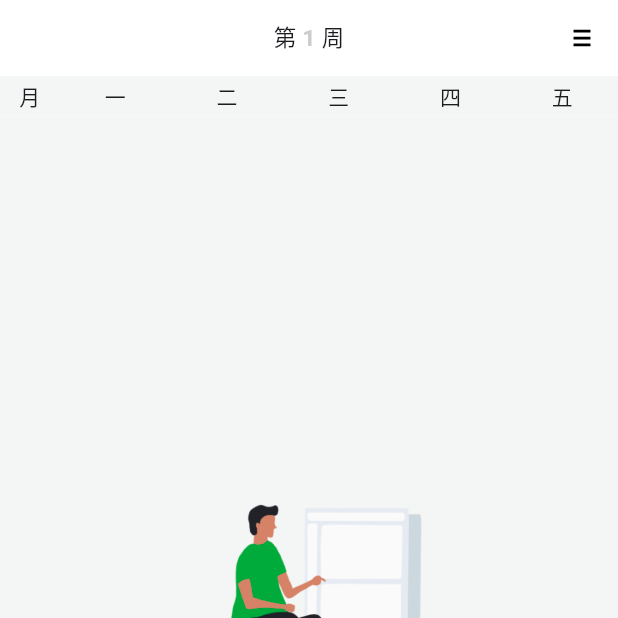
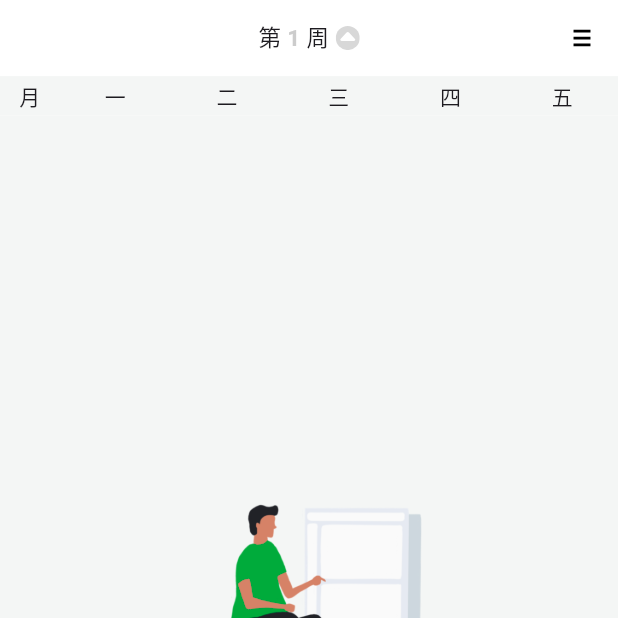
Before and after one commit to darren-you/timestep, a Flutter app: the screen it shows after launch, on a phone screen of 412 x 824 dp, the top half of it. Run offline on Flutter 3.47's test engine with Material 3 defaults, Android fonts, the phone set to English and light mode, and no system bars; our stand-ins replace date_format, dio, extended_image, flutter_screenutil, flutter_smart_dialog, flutter_staggered_animations and 5 more; accounts and stored records are empty; network calls fail.

Commit message:
添加周、日期列表展开状态指示icon

```diff
--- a/lib/business/time_table/course_table/time_table_page.dart
+++ b/lib/business/time_table/course_table/time_table_page.dart
@@ -1,5 +1,6 @@
 import 'package:flutter/material.dart';
 import 'package:flutter_screenutil/flutter_screenutil.dart';
+import 'package:flutter_svg/svg.dart';
 import 'package:get/get.dart';
 
 import '../../../components/container/custom_icon_button.dart';
@@ -95,7 +96,7 @@ class TimeTablePages extends GetView<TimeTableViewModel> {
                               controller.toNowWeekPage();
                             },
                             child: Container(
-                              //color: Colors.amber,
+                              color: Colors.transparent,
                               width: 100,
                               height: 50,
                               child: Row(
@@ -121,6 +122,19 @@ class TimeTablePages extends GetView<TimeTableViewModel> {
                                   const Text(
                                     ' 周',
                                     style: TextStyle(fontSize: 15),
+                                  ),
+                                  SizedBox(width: 4.w),
+                                  Obx(
+                                    () => controller.isExpanded.value
+                                        ? SvgPicture.asset(AssertUtil.iconTag)
+                                        : Transform(
+                                            transform: Matrix4.rotationZ(
+                                                3.14159265358979323846), // π 弧度
+                                            alignment:
+                                                Alignment.center, // 确保旋转点在中心
+                                            child: SvgPicture.asset(
+                                                AssertUtil.iconTag),
+                                          ),
                                   ),
                                 ],
                               ),
--- a/lib/utils/assert_util.dart
+++ b/lib/utils/assert_util.dart
@@ -36,6 +36,7 @@ class AssertUtil {
   static const String iconInvisible = "images/icon_invisible.svg";
   static const String iconVisible = "images/icon_visible.svg";
   static const String iconClose = "images/icon_close.svg";
+  static const String iconTag = "images/icon_tag.svg";
 
   // jpeg
   static const String userBg = "images/user_bg.jpg";
```
Also changed, not shown: lib/business/todo/todo_page.dart (+19 -2 lines), images/icon_tag.svg (added).
